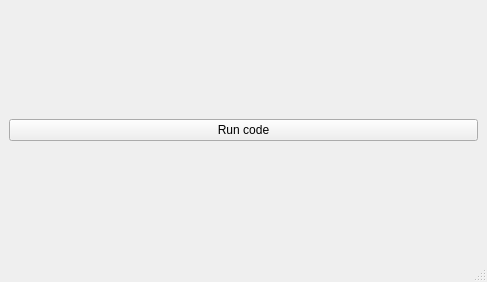
Old version of the form src/application.ui in the repository IlgarLunin/vosk-language-server.
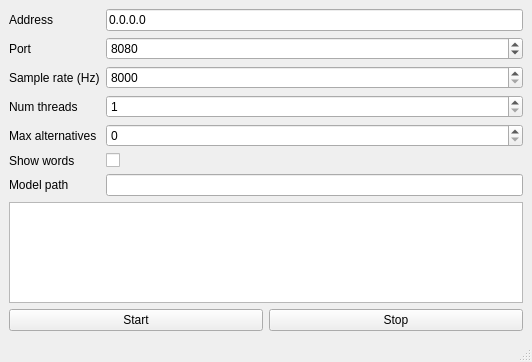
New version of the form. Icons and pictures are not drawn.

```diff
--- a/src/application.ui
+++ b/src/application.ui
@@ -6,8 +6,8 @@
    <rect>
     <x>0</x>
     <y>0</y>
-    <width>487</width>
-    <height>282</height>
+    <width>532</width>
+    <height>362</height>
    </rect>
   </property>
   <property name="windowTitle">
@@ -23,11 +23,120 @@
   <widget class="QWidget" name="centralwidget">
    <layout class="QVBoxLayout" name="verticalLayout_2">
     <item>
-     <layout class="QVBoxLayout" name="verticalLayout">
+     <layout class="QFormLayout" name="formLayout">
+      <item row="0" column="0">
+       <widget class="QLabel" name="addressLabel">
+        <property name="text">
+         <string>Address</string>
+        </property>
+       </widget>
+      </item>
+      <item row="0" column="1">
+       <widget class="QLineEdit" name="addressLineEdit">
+        <property name="text">
+         <string>0.0.0.0</string>
+        </property>
+       </widget>
+      </item>
+      <item row="1" column="0">
+       <widget class="QLabel" name="portLabel">
+        <property name="text">
+         <string>Port</string>
+        </property>
+       </widget>
+      </item>
+      <item row="1" column="1">
+       <widget class="QSpinBox" name="portSpinBox">
+        <property name="maximum">
+         <number>65535</number>
+        </property>
+        <property name="value">
+         <number>8080</number>
+        </property>
+       </widget>
+      </item>
+      <item row="2" column="0">
+       <widget class="QLabel" name="sampleRateLabel">
+        <property name="text">
+         <string>Sample rate (Hz)</string>
+        </property>
+       </widget>
+      </item>
+      <item row="2" column="1">
+       <widget class="QSpinBox" name="sampleRateSpinBox">
+        <property name="minimum">
+         <number>8000</number>
+        </property>
+        <property name="maximum">
+         <number>48000</number>
+        </property>
+       </widget>
+      </item>
+      <item row="3" column="0">
+       <widget class="QLabel" name="numThreadsLabel">
+        <property name="text">
+         <string>Num threads</string>
+        </property>
+       </widget>
+      </item>
+      <item row="3" column="1">
+       <widget class="QSpinBox" name="numThreadsSpinBox">
+        <property name="minimum">
+         <number>1</number>
+        </property>
+        <property name="maximum">
+         <number>1024</number>
+        </property>
+       </widget>
+      </item>
+      <item row="4" column="0">
+       <widget class="QLabel" name="maxAlternativesLabel">
+        <property name="text">
+         <string>Max alternatives</string>
+        </property>
+       </widget>
+      </item>
+      <item row="4" column="1">
+       <widget class="QSpinBox" name="maxAlternativesSpinBox"/>
+      </item>
+      <item row="5" column="0">
+       <widget class="QLabel" name="showWordsLabel">
+        <property name="text">
+         <string>Show words</string>
+        </property>
+       </widget>
+      </item>
+      <item row="5" column="1">
+       <widget class="QCheckBox" name="showWordsCheckBox"/>
+      </item>
+      <item row="6" column="0">
+       <widget class="QLabel" name="modelPathLabel">
+        <property name="text">
+         <string>Model path</string>
+        </property>
+       </widget>
+      </item>
+      <item row="6" column="1">
+       <widget class="QLineEdit" name="modelPathLineEdit"/>
+      </item>
+     </layout>
+    </item>
+    <item>
+     <widget class="QPlainTextEdit" name="leLog"/>
+    </item>
+    <item>
+     <layout class="QHBoxLayout" name="horizontalLayout">
       <item>
-       <widget class="QPushButton" name="pbRunCode">
+       <widget class="QPushButton" name="pbStart">
         <property name="text">
-         <string>Run code</string>
+         <string>Start</string>
+        </property>
+       </widget>
+      </item>
+      <item>
+       <widget class="QPushButton" name="pbStop">
+        <property name="text">
+         <string>Stop</string>
         </property>
        </widget>
       </item>
```
Left out of the diff: 2 changed lines with no effect on the pictures.
